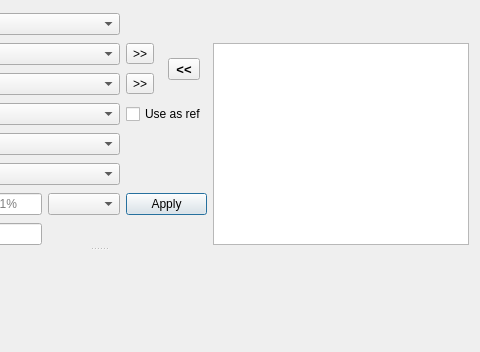
The window that ui/maindialog.ui (iamOgunyinka/octo-broccoli) describes before a commit, drawn with Qt 5; both pictures show x 283 to 763 and y 0 to 352 of the 763 by 784 pixel window.
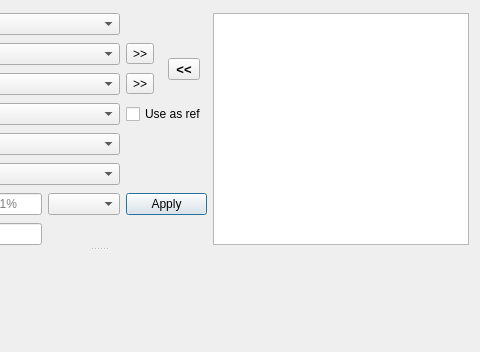
The same window after the commit. Custom widgets are drawn as their Qt base class.

Patch:
```diff
--- a/ui/maindialog.ui
+++ b/ui/maindialog.ui
@@ -68,9 +68,6 @@
          </property>
         </widget>
        </item>
-       <item row="1" column="7" rowspan="7">
-        <widget class="QListWidget" name="tokenListWidget"/>
-       </item>
        <item row="2" column="0">
         <widget class="QLabel" name="label_2">
          <property name="text">
@@ -183,6 +180,9 @@
          </property>
         </widget>
        </item>
+       <item row="0" column="7" rowspan="8">
+        <widget class="QListWidget" name="tokenListWidget"/>
+       </item>
       </layout>
      </widget>
      <widget class="QSplitter" name="splitter">
```
